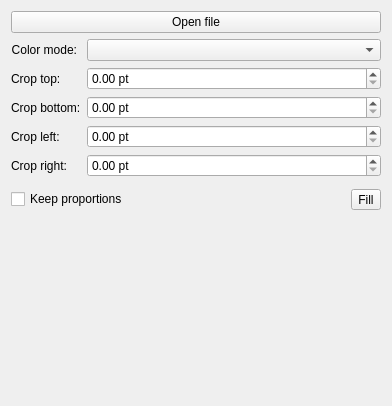
First picture: the form in plugins/pictureshape/forms/wdgPictureTool.ui, repository KDE/krita, before the edit.
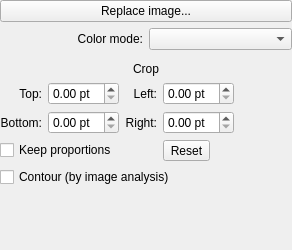
Second picture: the form after the edit. Custom widgets are drawn as their Qt base class.

Commit message: Make crop pictureshape ui more interactive Add two undo titles that were probably left out due to stringfreeze

What changed in the file:
```diff
--- a/plugins/pictureshape/forms/wdgPictureTool.ui
+++ b/plugins/pictureshape/forms/wdgPictureTool.ui
@@ -6,27 +6,37 @@
    <rect>
     <x>0</x>
     <y>0</y>
-    <width>392</width>
-    <height>406</height>
+    <width>292</width>
+    <height>250</height>
    </rect>
   </property>
   <property name="windowTitle">
    <string/>
   </property>
-  <layout class="QVBoxLayout" name="verticalLayout" stretch="0,0,0,0,1">
-   <item>
+  <layout class="QGridLayout" name="gridLayout_2">
+   <property name="margin">
+    <number>0</number>
+   </property>
+   <item row="0" column="0">
     <widget class="QPushButton" name="bnImageFile">
      <property name="text">
-      <string>Open file</string>
+      <string>Replace image...</string>
      </property>
     </widget>
    </item>
-   <item>
-    <layout class="QFormLayout" name="formLayout">
-     <property name="fieldGrowthPolicy">
-      <enum>QFormLayout::AllNonFixedFieldsGrow</enum>
-     </property>
-     <item row="1" column="1">
+   <item row="2" column="0">
+    <widget class="KSeparator" name="kseparator"/>
+   </item>
+   <item row="4" column="0">
+    <layout class="QGridLayout" name="gridLayout">
+     <item row="2" column="0" colspan="3">
+      <widget class="QCheckBox" name="cbAspect">
+       <property name="text">
+        <string>Keep proportions</string>
+       </property>
+      </widget>
+     </item>
+     <item row="0" column="1">
       <widget class="QDoubleSpinBox" name="topDoubleSpinBox">
        <property name="alignment">
         <set>Qt::AlignLeading|Qt::AlignLeft|Qt::AlignVCenter</set>
@@ -45,66 +55,128 @@
        </property>
       </widget>
      </item>
-     <item row="2" column="0">
-      <widget class="QLabel" name="bottomLabel">
-       <property name="text">
-        <string>Crop bottom:</string>
-       </property>
-      </widget>
-     </item>
-     <item row="2" column="1">
-      <widget class="QDoubleSpinBox" name="bottomDoubleSpinBox">
-       <property name="suffix">
-        <string notr="true"> pt</string>
-       </property>
-       <property name="singleStep">
-        <double>5.000000000000000</double>
-       </property>
-      </widget>
-     </item>
-     <item row="3" column="0">
+     <item row="0" column="2">
       <widget class="QLabel" name="leftLabel">
        <property name="text">
-        <string>Crop left:</string>
+        <string>Left:</string>
        </property>
-      </widget>
-     </item>
-     <item row="3" column="1">
-      <widget class="QDoubleSpinBox" name="leftDoubleSpinBox">
-       <property name="suffix">
-        <string notr="true"> pt</string>
+       <property name="alignment">
+        <set>Qt::AlignRight|Qt::AlignTrailing|Qt::AlignVCenter</set>
        </property>
-       <property name="singleStep">
-        <double>5.000000000000000</double>
-       </property>
       </widget>
      </item>
-     <item row="4" column="0">
+     <item row="1" column="2">
       <widget class="QLabel" name="rightLabel">
        <property name="text">
-        <string>Crop right:</string>
+        <string>Right:</string>
+       </property>
+       <property name="alignment">
+        <set>Qt::AlignRight|Qt::AlignTrailing|Qt::AlignVCenter</set>
        </property>
       </widget>
      </item>
-     <item row="4" column="1">
-      <widget class="QDoubleSpinBox" name="rightDoubleSpinBox">
-       <property name="suffix">
-        <string notr="true"> pt</string>
+     <item row="1" column="4">
+      <spacer name="horizontalSpacer_2">
+       <property name="orientation">
+        <enum>Qt::Horizontal</enum>
        </property>
-       <property name="singleStep">
-        <double>5.000000000000000</double>
+       <property name="sizeHint" stdset="0">
+        <size>
+         <width>0</width>
+         <height>20</height>
+        </size>
        </property>
-      </widget>
+      </spacer>
      </item>
      <item row="1" column="0">
-      <widget class="QLabel" name="topLabel">
+      <widget class="QLabel" name="bottomLabel">
        <property name="text">
-        <string>Crop top:</string>
+        <string>Bottom:</string>
+       </property>
+       <property name="alignment">
+        <set>Qt::AlignRight|Qt::AlignTrailing|Qt::AlignVCenter</set>
+       </property>
+      </widget>
+     </item>
+     <item row="0" column="3">
+      <widget class="QDoubleSpinBox" name="leftDoubleSpinBox">
+       <property name="suffix">
+        <string notr="true"> pt</string>
+       </property>
+       <property name="singleStep">
+        <double>5.000000000000000</double>
        </property>
       </widget>
      </item>
      <item row="0" column="0">
+      <widget class="QLabel" name="topLabel">
+       <property name="text">
+        <string>Top:</string>
+       </property>
+       <property name="alignment">
+        <set>Qt::AlignRight|Qt::AlignTrailing|Qt::AlignVCenter</set>
+       </property>
+      </widget>
+     </item>
+     <item row="1" column="1">
+      <widget class="QDoubleSpinBox" name="bottomDoubleSpinBox">
+       <property name="suffix">
+        <string notr="true"> pt</string>
+       </property>
+       <property name="singleStep">
+        <double>5.000000000000000</double>
+       </property>
+      </widget>
+     </item>
+     <item row="2" column="3">
+      <widget class="QToolButton" name="bnFill">
+       <property name="text">
+        <string>Reset</string>
+       </property>
+      </widget>
+     </item>
+     <item row="1" column="3">
+      <widget class="QDoubleSpinBox" name="rightDoubleSpinBox">
+       <property name="suffix">
+        <string notr="true"> pt</string>
+       </property>
+       <property name="singleStep">
+        <double>5.000000000000000</double>
+       </property>
+      </widget>
+     </item>
+     <item row="3" column="0" colspan="4">
+      <widget class="QCheckBox" name="cbContour">
+       <property name="text">
+        <string>Contour (by image analysis)</string>
+       </property>
+      </widget>
+     </item>
+    </layout>
+   </item>
+   <item row="5" column="0">
+    <widget class="CropWidget" name="cropWidget" native="true">
+     <property name="sizePolicy">
+      <sizepolicy hsizetype="Expanding" vsizetype="Expanding">
+       <horstretch>0</horstretch>
+       <verstretch>0</verstretch>
+      </sizepolicy>
+     </property>
+    </widget>
+   </item>
+   <item row="1" column="0">
+    <layout class="QHBoxLayout" name="horizontalLayout">
+     <property name="sizeConstraint">
+      <enum>QLayout::SetDefaultConstraint</enum>
+     </property>
+     <item>
       <widget class="QLabel" name="label">
+       <property name="sizePolicy">
+        <sizepolicy hsizetype="Preferred" vsizetype="Fixed">
+         <horstretch>0</horstretch>
+         <verstretch>0</verstretch>
+        </sizepolicy>
+       </property>
        <property name="text">
         <string>Color mode:</string>
        </property>
@@ -113,35 +185,19 @@
        </property>
       </widget>
      </item>
-     <item row="0" column="1">
+     <item>
       <widget class="QComboBox" name="cmbColorMode"/>
      </item>
     </layout>
    </item>
-   <item>
-    <widget class="KSeparator" name="kseparator"/>
-   </item>
-   <item>
-    <layout class="QHBoxLayout" name="horizontalLayout" stretch="1,0">
-     <item>
-      <widget class="QCheckBox" name="cbAspect">
-       <property name="text">
-        <string>Keep proportions</string>
-       </property>
-      </widget>
-     </item>
-     <item>
-      <widget class="QToolButton" name="bnFill">
-       <property name="text">
-        <string>Fill</string>
-       </property>
-      </widget>
-     </item>
-    </layout>
-   </item>
-   <item>
-    <widget class="CropWidget" name="cropWidget" native="true">
-     <zorder></zorder>
+   <item row="3" column="0">
+    <widget class="QLabel" name="label_2">
+     <property name="text">
+      <string>Crop</string>
+     </property>
+     <property name="alignment">
+      <set>Qt::AlignCenter</set>
+     </property>
     </widget>
    </item>
   </layout>
```
The commit also changes 5 other files.
